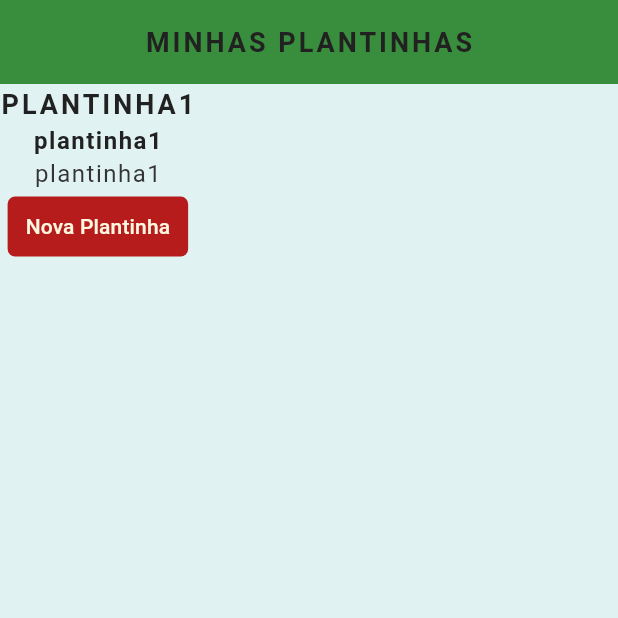
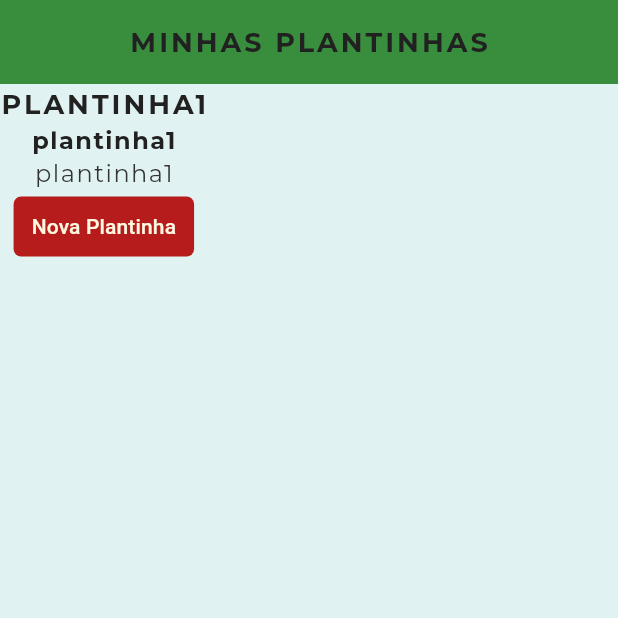
Before and after one commit to HarturFranco/flutter-course, a Flutter app: the screen it shows after launch, on a phone screen of 412 x 824 dp, the top half of it. Run offline on Flutter 3.47's test engine with Material 3 defaults, Android fonts, the light colour scheme and no system bars; our stand-ins replace google_fonts.

Commit message:
"Adicionando Fonte àos widgets de texto."

```diff
--- a/lib/shared/styled_text.dart
+++ b/lib/shared/styled_text.dart
@@ -1,4 +1,5 @@
 import 'package:flutter/material.dart';
+import 'package:google_fonts/google_fonts.dart';
 
 class StyledText extends StatelessWidget {
   final String text;
@@ -10,7 +11,9 @@ class StyledText extends StatelessWidget {
 
   @override
   Widget build(BuildContext context) {
-    return Text(text, style: Theme.of(context).textTheme.bodyMedium);
+    return Text(text,
+        style: GoogleFonts.montserrat(
+            textStyle: Theme.of(context).textTheme.bodyMedium));
   }
 }
 
@@ -24,7 +27,9 @@ class HeaderStyledText extends StatelessWidget {
 
   @override
   Widget build(BuildContext context) {
-    return Text(text, style: Theme.of(context).textTheme.headlineMedium);
+    return Text(text,
+        style: GoogleFonts.montserrat(
+            textStyle: Theme.of(context).textTheme.headlineMedium));
   }
 }
 
@@ -39,6 +44,7 @@ class TitleStyledText extends StatelessWidget {
   @override
   Widget build(BuildContext context) {
     return Text(text.toUpperCase(),
-        style: Theme.of(context).textTheme.titleMedium);
+        style: GoogleFonts.montserrat(
+            textStyle: Theme.of(context).textTheme.titleMedium));
   }
 }
--- a/pubspec.yaml
+++ b/pubspec.yaml
@@ -35,6 +35,7 @@ dependencies:
   # The following adds the Cupertino Icons font to your application.
   # Use with the CupertinoIcons class for iOS style icons.
   cupertino_icons: ^1.0.8
+  google_fonts: ^6.2.1
 
 dev_dependencies:
   flutter_test:
```
Also changed, not shown: pubspec.lock, 1 other file.
